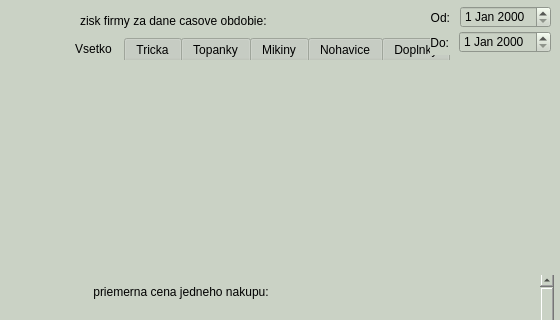
Qt form source/code/main.ui (tomas-magat/camels-eshop-infosystem) before a commit; both pictures show x 240 to 800 and y 0 to 320 of the 800 by 450 pixel window.
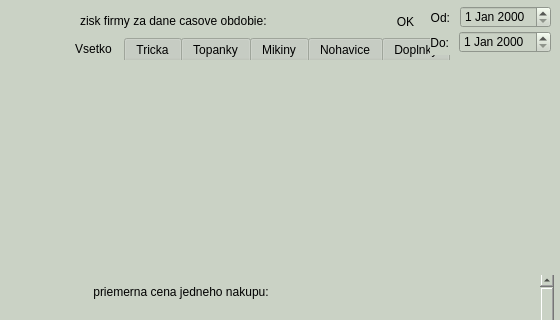
The same form after that commit. Icons and pictures are not drawn.

Commit message: 'added date button in statistiky and cleared code statistiky'

The edit to the form file:
```diff
--- a/source/code/main.ui
+++ b/source/code/main.ui
@@ -4760,7 +4760,7 @@
         <rect>
          <x>320</x>
          <y>5</y>
-         <width>331</width>
+         <width>299</width>
          <height>31</height>
         </rect>
        </property>
@@ -4781,6 +4781,22 @@
         </item>
        </layout>
       </widget>
+      <widget class="QPushButton" name="pushButton_2">
+       <property name="geometry">
+        <rect>
+         <x>630</x>
+         <y>10</y>
+         <width>31</width>
+         <height>23</height>
+        </rect>
+       </property>
+       <property name="styleSheet">
+        <string notr="true">border:none</string>
+       </property>
+       <property name="text">
+        <string>OK</string>
+       </property>
+      </widget>
      </widget>
     </widget>
     <widget class="QWidget" name="index">
```
The commit also changes 2 other files.
